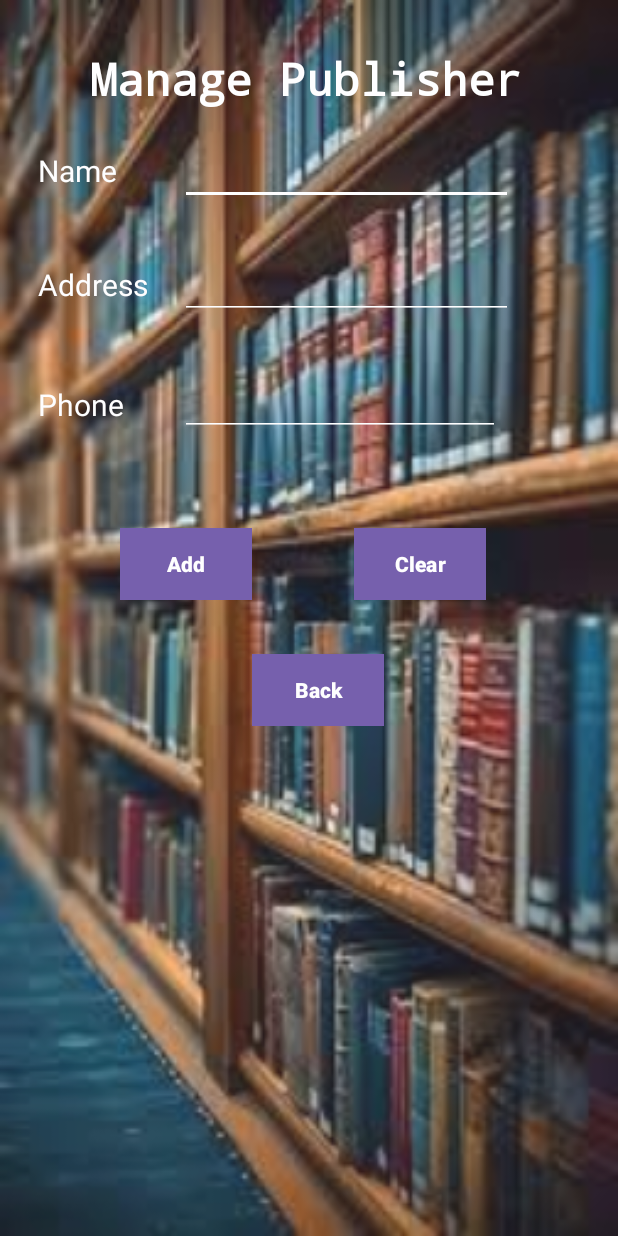
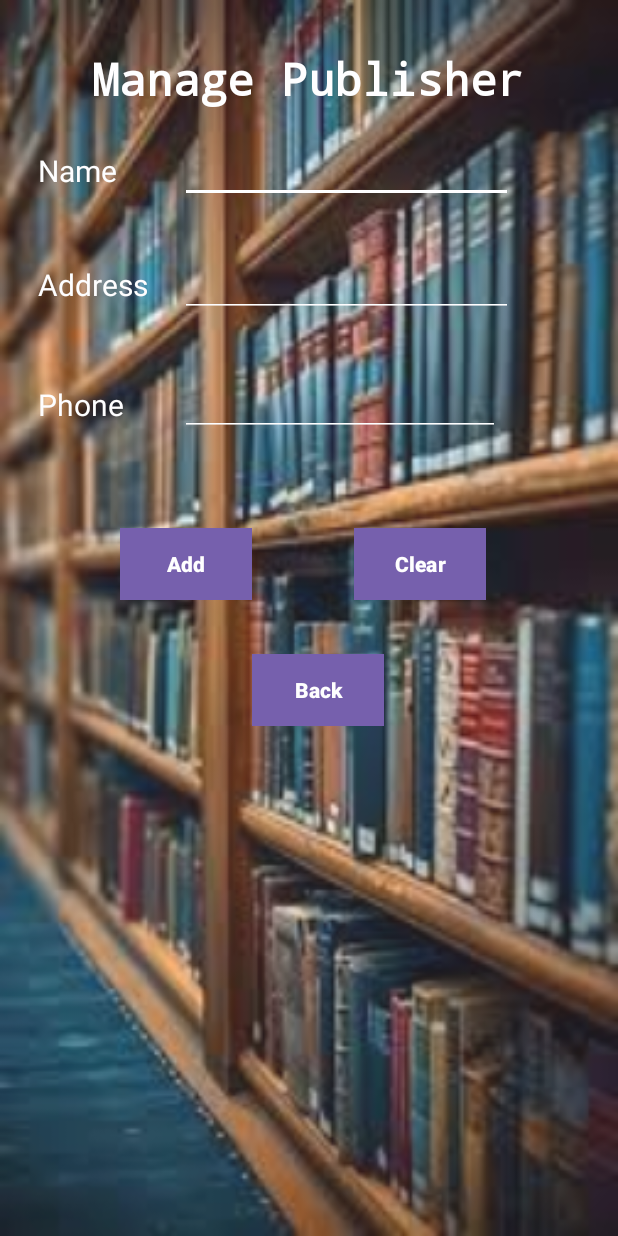
Before and after one commit to NavinduMadusanka/Assignment7-MIT3206-22550119, an Android app: the ManagePublisher screen opened directly, with no data from a screen before it, on a phone screen of 412 x 824 dp. Run offline under Robolectric (Android 15) with nearby library versions, the phone set to English and light mode, and no system bars.

Commit message:
Initial Commit

```diff
--- a/app/src/main/res/layout/activity_manage_branch.xml
+++ b/app/src/main/res/layout/activity_manage_branch.xml
@@ -39,7 +39,7 @@
         android:layout_width="222dp"
         android:layout_height="39dp"
         android:layout_marginStart="120dp"
-        android:layout_marginTop="97dp"
+        android:layout_marginTop="96dp"
         android:backgroundTint="@color/ic_launcher_background"
         android:ems="10"
         android:inputType="textPersonName"
@@ -64,7 +64,7 @@
         android:layout_width="222dp"
         android:layout_height="39dp"
         android:layout_marginStart="120dp"
-        android:layout_marginTop="165dp"
+        android:layout_marginTop="164dp"
         android:ems="10"
         android:inputType="textPersonName"
         android:backgroundTint="@color/ic_launcher_background"
@@ -89,7 +89,7 @@
         android:layout_width="222dp"
         android:layout_height="39dp"
         android:layout_marginStart="120dp"
-        android:layout_marginTop="245dp"
+        android:layout_marginTop="244dp"
         android:ems="10"
         android:inputType="textPersonName"
         android:backgroundTint="@color/ic_launcher_background"
--- a/app/src/main/res/layout/activity_manage_publisher.xml
+++ b/app/src/main/res/layout/activity_manage_publisher.xml
@@ -12,7 +12,7 @@
         android:id="@+id/textView6"
         android:layout_width="wrap_content"
         android:layout_height="wrap_content"
-        android:layout_marginStart="60dp"
+        android:layout_marginStart="61dp"
         android:layout_marginTop="32dp"
         android:text="Manage Publisher"
         android:textColor="@color/ic_launcher_background"
@@ -39,7 +39,7 @@
         android:layout_width="222dp"
         android:layout_height="39dp"
         android:layout_marginStart="120dp"
-        android:layout_marginTop="97dp"
+        android:layout_marginTop="96dp"
         android:ems="10"
         android:inputType="textPersonName"
         android:backgroundTint="@color/ic_launcher_background"
@@ -64,7 +64,7 @@
         android:layout_width="222dp"
         android:layout_height="39dp"
         android:layout_marginStart="120dp"
-        android:layout_marginTop="173dp"
+        android:layout_marginTop="172dp"
         android:ems="10"
         android:inputType="textPersonName"
         android:backgroundTint="@color/ic_launcher_background"
```
Also changed, not shown: app/src/main/res/layout/activity_lending.xml (+5 -5 lines), app/src/main/res/layout/activity_manage_books.xml (+5 -5 lines).
